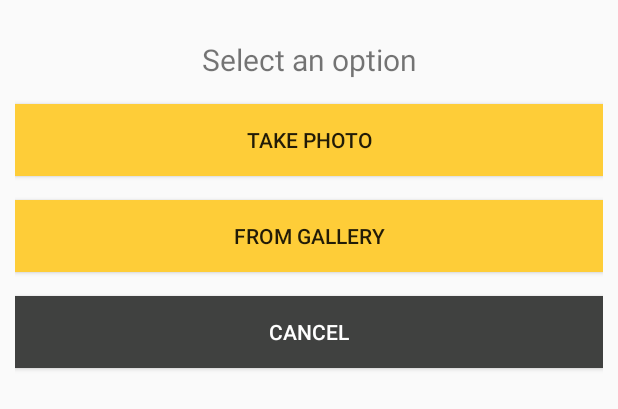
After one commit to murillio4/IN5600-GroupProject, an Android app: the layout fragment_photo_dialog.xml on its own in the app's theme, with its tools: preview values and no code run, on a phone screen of 412 x 824 dp. The commit adds this screen. Shown: the top 409 px of the screen. Run offline under Robolectric (Android 15) with nearby library versions, the phone set to English and light mode, and no system bars.

Commit message:
feature PhotoViewModel, PhotoDialogFragment

```diff
--- a/client/app/src/main/java/com/example/groupproject/di/components/AppComponent.java
+++ b/client/app/src/main/java/com/example/groupproject/di/components/AppComponent.java
@@ -4,6 +4,7 @@ import android.app.Application;
 
 import com.example.groupproject.AppController;
 import com.example.groupproject.di.modules.ActivityBuilderModule;
+import com.example.groupproject.di.modules.MiscModule;
 import com.example.groupproject.di.modules.NetworkModule;
 import com.example.groupproject.di.modules.RepositoryModule;
 import com.example.groupproject.di.modules.SourceModule;
@@ -21,6 +22,7 @@ import dagger.android.support.AndroidSupportInjectionModule;
 @Singleton
 @Component(
     modules = {
+        MiscModule.class,
         NetworkModule.class,
         SourceModule.class,
         RepositoryModule.class,
--- a/client/app/src/main/java/com/example/groupproject/di/modules/ActivityBuilderModule.java
+++ b/client/app/src/main/java/com/example/groupproject/di/modules/ActivityBuilderModule.java
@@ -1,6 +1,7 @@
 package com.example.groupproject.di.modules;
 
 import com.example.groupproject.di.modules.main.MainFragmentBuilderModule;
+import com.example.groupproject.di.modules.main.MainMiscModule;
 import com.example.groupproject.ui.activity.LoginActivity;
 import com.example.groupproject.ui.activity.MainActivity;
 
@@ -11,6 +12,7 @@ import dagger.android.ContributesAndroidInjector;
 public abstract class ActivityBuilderModule {
 
     @ContributesAndroidInjector(modules = {
+            MainMiscModule.class,
             MainFragmentBuilderModule.class
     })
     abstract MainActivity contributeMainActivity();
--- a/client/app/src/main/java/com/example/groupproject/di/modules/NetworkModule.java
+++ b/client/app/src/main/java/com/example/groupproject/di/modules/NetworkModule.java
@@ -12,8 +12,6 @@ import com.example.groupproject.data.Constants;
 import com.example.groupproject.data.network.request.VolleyRequest;
 import com.google.gson.Gson;
 import com.google.gson.GsonBuilder;
-
-import java.io.File;
 
 import javax.inject.Singleton;
 
--- a/client/app/src/main/java/com/example/groupproject/di/modules/ViewModelModule.java
+++ b/client/app/src/main/java/com/example/groupproject/di/modules/ViewModelModule.java
@@ -7,6 +7,7 @@ import com.example.groupproject.di.ViewModelKey;
 import com.example.groupproject.ui.factory.ViewModelFactory;
 import com.example.groupproject.ui.viewModel.ClaimsViewModel;
 import com.example.groupproject.ui.viewModel.LoginViewModel;
+import com.example.groupproject.ui.viewModel.PhotoViewModel;
 import com.example.groupproject.ui.viewModel.SessionViewModel;
 import com.example.groupproject.ui.viewModel.StorageViewModel;
 
@@ -45,4 +46,9 @@ public abstract class ViewModelModule {
     @ViewModelKey(StorageViewModel.class)
     protected abstract ViewModel StorageViewModel(StorageViewModel storageViewModel);
 
+    @Binds
+    @IntoMap
+    @ViewModelKey(PhotoViewModel.class)
+    protected abstract ViewModel PhotoViewModel(PhotoViewModel photoViewModel);
+
 }
--- a/client/app/src/main/java/com/example/groupproject/di/modules/main/MainFragmentBuilderModule.java
+++ b/client/app/src/main/java/com/example/groupproject/di/modules/main/MainFragmentBuilderModule.java
@@ -3,6 +3,7 @@ import com.example.groupproject.ui.fragment.CreateClaimFragment;
 import com.example.groupproject.ui.fragment.DisplayClaimFragment;
 import com.example.groupproject.ui.fragment.ClaimListFragment;
 import com.example.groupproject.ui.fragment.DropdownMenuFragment;
+import com.example.groupproject.ui.fragment.PhotoDialogFragment;
 
 import dagger.Module;
 import dagger.android.ContributesAndroidInjector;
@@ -21,4 +22,7 @@ public abstract class MainFragmentBuilderModule {
 
     @ContributesAndroidInjector
     abstract CreateClaimFragment contributeCreateClaimFragment();
+
+    @ContributesAndroidInjector
+    abstract PhotoDialogFragment contributePhotoDialogFragment();
 }
--- a/client/app/src/main/java/com/example/groupproject/ui/fragment/DropdownMenuFragment.java
+++ b/client/app/src/main/java/com/example/groupproject/ui/fragment/DropdownMenuFragment.java
@@ -57,18 +57,18 @@ public class DropdownMenuFragment extends DaggerAppCompatDialogFragment implemen
     }
 
     public void showNow(FragmentManager fragmentManager) {
-        super.showNow(fragmentManager, TAG);
+        showNow(fragmentManager, TAG);
     }
 
     @Override
     public void onClick(View v) {
         switch (v.getId()) {
             case R.id.close_dropdown_menu:
-                super.dismiss();
+                dismiss();
                 break;
             case R.id.sign_out:
                 sessionViewModel.removeSession();
-                super.dismiss();
+                dismiss();
                 break;
             default:
                 break;
--- a/client/app/src/main/java/com/example/groupproject/ui/viewModel/ClaimsViewModel.java
+++ b/client/app/src/main/java/com/example/groupproject/ui/viewModel/ClaimsViewModel.java
@@ -10,9 +10,7 @@ import androidx.lifecycle.MutableLiveData;
 import com.example.groupproject.data.Resource;
 import com.example.groupproject.data.Status;
 import com.example.groupproject.data.model.ClaimList;
-import com.example.groupproject.data.model.Claims;
 import com.example.groupproject.data.repositories.ClaimsRepository;
-import com.example.groupproject.ui.result.Result;
 
 import javax.inject.Inject;
 
--- /dev/null
+++ b/client/app/src/main/res/layout/fragment_photo_dialog.xml
@@ -0,0 +1,39 @@
+<?xml version="1.0" encoding="utf-8"?>
+<LinearLayout xmlns:android="http://schemas.android.com/apk/res/android"
+    android:layout_width="match_parent"
+    android:layout_height="match_parent"
+    android:orientation="vertical"
+    android:padding="10dp">
+
+    <TextView
+        android:textAlignment="center"
+        android:layout_width="match_parent"
+        android:layout_height="wrap_content"
+        android:textSize="20sp"
+        android:layout_margin="16dp"
+        android:text="@string/photo_dialog_title" />
+
+    <Button
+        android:id="@+id/photo_dialog_gallery_btn"
+        android:layout_width="match_parent"
+        android:layout_height="wrap_content"
+        android:background="@color/colorYellow"
+        android:text="@string/photo_dialog_open_gallery" />
+
+    <Button
+        android:id="@+id/photo_dialog_photo_btn"
+        android:layout_width="match_parent"
+        android:layout_height="wrap_content"
+        android:background="@color/colorYellow"
+        android:layout_marginVertical="@dimen/fab_margin"
+        android:text="@string/photo_dialog_take_photo" />
+
+    <Button
+        android:id="@+id/photo_dialog_cancel_btn"
+        android:layout_width="match_parent"
+        android:layout_height="wrap_content"
+        android:background="@color/colorGrayBlack"
+        android:textColor="@color/colorWhite"
+        android:text="@string/photo_dialog_cancel" />
+
+</LinearLayout>
--- a/client/app/src/main/res/values/colors.xml
+++ b/client/app/src/main/res/values/colors.xml
@@ -4,5 +4,6 @@
     <color name="colorPrimaryDark">#00574B</color>
     <color name="colorAccent">#D81B60</color>
     <color name="colorWhite">#ffffff</color>
-    <color name="colorGrayBlack">#121212</color>
+    <color name="colorGrayBlack">#404140</color>
+    <color name="colorYellow">#FECD38</color>
 </resources>
--- a/client/app/src/main/res/values/strings.xml
+++ b/client/app/src/main/res/values/strings.xml
@@ -24,4 +24,10 @@
     <string name="claim_add_map_location">Add Map Location</string>
     <string name="claim_submit">Submit</string>
 
+    <!--Photo Dialog-->
+    <string name="photo_dialog_title">Select an option</string>
+    <string name="photo_dialog_take_photo">From gallery</string>
+    <string name="photo_dialog_open_gallery">Take photo</string>
+    <string name="photo_dialog_cancel">Cancel</string>
+
 </resources>
```
Also changed, not shown: client/app/src/main/java/com/example/groupproject/di/modules/MiscModule.java (added, +18 -0 lines), client/app/src/main/java/com/example/groupproject/di/modules/SourceModule.java (+5 -5 lines), client/app/src/main/java/com/example/groupproject/di/modules/main/MainMiscModule.java (+6 -6 lines), client/app/src/main/java/com/example/groupproject/ui/fragment/CreateClaimFragment.java (+8 -10 lines), client/app/src/main/java/com/example/groupproject/ui/fragment/PhotoDialogFragment.java (added, +110 -0 lines), client/app/src/main/java/com/example/groupproject/ui/result/PhotoResult.java (added, +30 -0 lines), client/app/src/main/java/com/example/groupproject/ui/result/Result.java (deleted, +0 -30 lines), client/app/src/main/java/com/example/groupproject/ui/viewModel/PhotoViewModel.java (added, +30 -0 lines), client/app/src/main/res/layout/fragment_create_claim.xml (+4 -4 lines).
